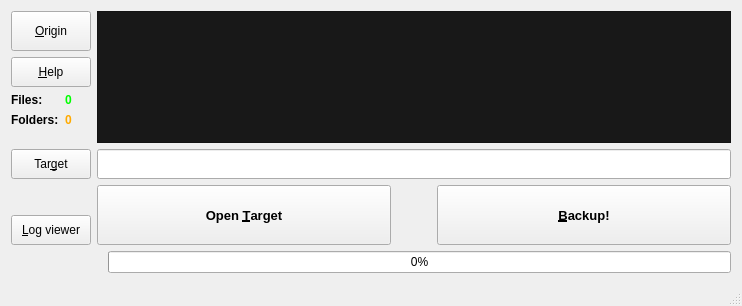
GTRONICK/QBack, file bumain.ui: the form before one commit.
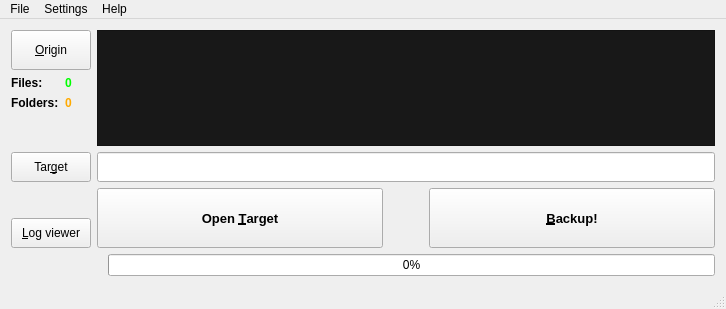
The form after the commit. Icons and pictures are not drawn.

Commit message:
Removed help button
Added menu bar, and actions.

```diff
--- a/bumain.ui
+++ b/bumain.ui
@@ -6,8 +6,8 @@
    <rect>
     <x>0</x>
     <y>0</y>
-    <width>742</width>
-    <height>306</height>
+    <width>726</width>
+    <height>309</height>
    </rect>
   </property>
   <property name="windowTitle">
@@ -49,29 +49,6 @@
           </property>
          </widget>
         </item>
-        <item>
-         <widget class="QPushButton" name="helpButton">
-          <property name="sizePolicy">
-           <sizepolicy hsizetype="Minimum" vsizetype="Fixed">
-            <horstretch>0</horstretch>
-            <verstretch>0</verstretch>
-           </sizepolicy>
-          </property>
-          <property name="minimumSize">
-           <size>
-            <width>0</width>
-            <height>30</height>
-           </size>
-          </property>
-          <property name="text">
-           <string>&amp;Help</string>
-          </property>
-          <property name="icon">
-           <iconset resource="img/icons.qrc">
-            <normaloff>:/icons/about.png</normaloff>:/icons/about.png</iconset>
-          </property>
-         </widget>
-        </item>
         <item>
          <layout class="QGridLayout" name="gridLayout">
           <property name="sizeConstraint">
@@ -151,7 +128,7 @@
           <property name="sizeHint" stdset="0">
            <size>
             <width>20</width>
-            <height>40</height>
+            <height>0</height>
            </size>
           </property>
          </spacer>
@@ -423,6 +400,65 @@
    </layout>
   </widget>
   <widget class="QStatusBar" name="statusBar"/>
+  <widget class="QMenuBar" name="menuBar">
+   <property name="geometry">
+    <rect>
+     <x>0</x>
+     <y>0</y>
+     <width>726</width>
+     <height>19</height>
+    </rect>
+   </property>
+   <widget class="QMenu" name="menuFile">
+    <property name="title">
+     <string>File</string>
+    </property>
+    <addaction name="actionOpen_session"/>
+    <addaction name="actionSave_session"/>
+    <addaction name="separator"/>
+    <addaction name="actionQuit"/>
+   </widget>
+   <widget class="QMenu" name="menuSettings">
+    <property name="title">
+     <string>Settings</string>
+    </property>
+    <addaction name="actionLoad_theme"/>
+   </widget>
+   <widget class="QMenu" name="menuHelp">
+    <property name="title">
+     <string>Help</string>
+    </property>
+    <addaction name="actionAbout"/>
+   </widget>
+   <addaction name="menuFile"/>
+   <addaction name="menuSettings"/>
+   <addaction name="menuHelp"/>
+  </widget>
+  <action name="actionOpen_session">
+   <property name="text">
+    <string>Open session...</string>
+   </property>
+  </action>
+  <action name="actionSave_session">
+   <property name="text">
+    <string>Save session</string>
+   </property>
+  </action>
+  <action name="actionQuit">
+   <property name="text">
+    <string>Quit</string>
+   </property>
+  </action>
+  <action name="actionLoad_theme">
+   <property name="text">
+    <string>Load theme</string>
+   </property>
+  </action>
+  <action name="actionAbout">
+   <property name="text">
+    <string>About</string>
+   </property>
+  </action>
  </widget>
  <layoutdefault spacing="6" margin="11"/>
  <resources>
```
